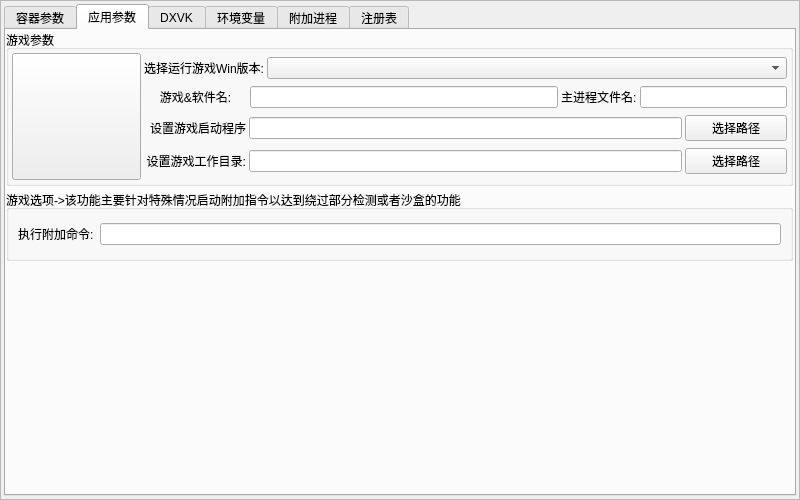
gfdgd-xi/vekcode, file ui/vekAppAddMT.ui: the form before one commit.
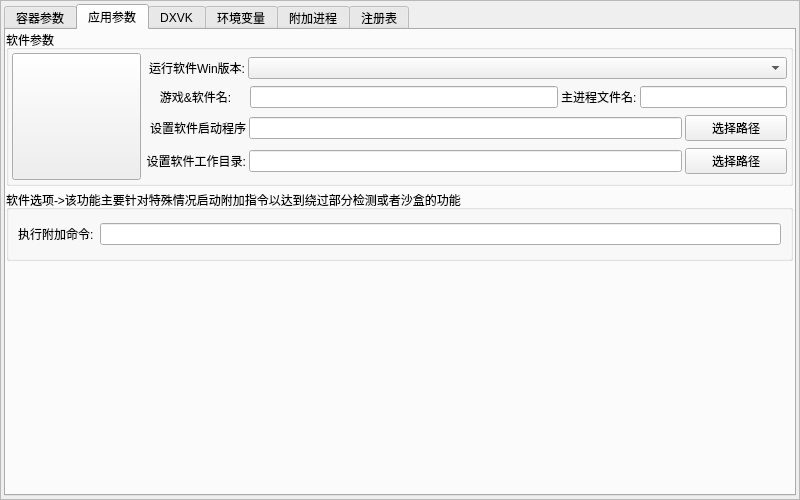
The form after the commit. The open tabs and pages were chosen to show the change.

The edit to the form file:
```diff
--- a/ui/vekAppAddMT.ui
+++ b/ui/vekAppAddMT.ui
@@ -614,7 +614,7 @@
            </rect>
           </property>
           <property name="title">
-           <string>游戏选项-&gt;该功能主要针对特殊情况启动附加指令以达到绕过部分检测或者沙盒的功能</string>
+           <string>软件选项-&gt;该功能主要针对特殊情况启动附加指令以达到绕过部分检测或者沙盒的功能</string>
           </property>
           <layout class="QHBoxLayout" name="horizontalLayout_6" stretch="1,10">
            <item>
@@ -664,7 +664,7 @@
            </size>
           </property>
           <property name="title">
-           <string>游戏参数</string>
+           <string>软件参数</string>
           </property>
           <layout class="QHBoxLayout" name="horizontalLayout_5" stretch="10,50">
            <property name="spacing">
@@ -720,7 +720,7 @@
                   </sizepolicy>
                  </property>
                  <property name="text">
-                  <string>选择运行游戏Win版本:</string>
+                  <string>运行软件Win版本:</string>
                  </property>
                  <property name="alignment">
                   <set>Qt::AlignRight|Qt::AlignTrailing|Qt::AlignVCenter</set>
@@ -796,7 +796,7 @@
                   </sizepolicy>
                  </property>
                  <property name="text">
-                  <string>设置游戏启动程序</string>
+                  <string>设置软件启动程序</string>
                  </property>
                  <property name="alignment">
                   <set>Qt::AlignRight|Qt::AlignTrailing|Qt::AlignVCenter</set>
@@ -842,7 +842,7 @@
                   </sizepolicy>
                  </property>
                  <property name="text">
-                  <string>设置游戏工作目录:</string>
+                  <string>设置软件工作目录:</string>
                  </property>
                  <property name="alignment">
                   <set>Qt::AlignRight|Qt::AlignTrailing|Qt::AlignVCenter</set>
```
